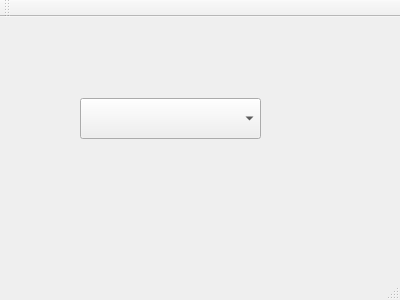
The window that mainwindow.ui (MshGit2016/Test_ComboBox) describes before a commit, drawn with Qt 5.
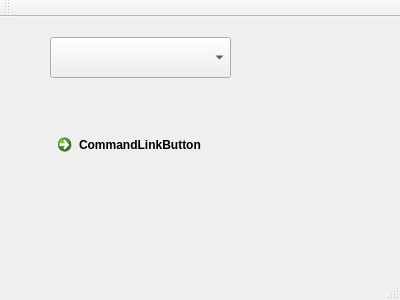
The same window after the commit.

Commit message: ComboxButton v2.0 添加了commandLinkButton

Patch:
```diff
--- a/mainwindow.ui
+++ b/mainwindow.ui
@@ -17,13 +17,26 @@
    <widget class="QComboBox" name="comboBox">
     <property name="geometry">
      <rect>
-      <x>80</x>
-      <y>81</y>
+      <x>50</x>
+      <y>20</y>
       <width>181</width>
       <height>41</height>
      </rect>
     </property>
    </widget>
+   <widget class="QCommandLinkButton" name="commandLinkButton">
+    <property name="geometry">
+     <rect>
+      <x>50</x>
+      <y>110</y>
+      <width>201</width>
+      <height>61</height>
+     </rect>
+    </property>
+    <property name="text">
+     <string>CommandLinkButton</string>
+    </property>
+   </widget>
   </widget>
   <widget class="QMenuBar" name="menuBar">
    <property name="geometry">
```
The commit also changes 2 other files.
